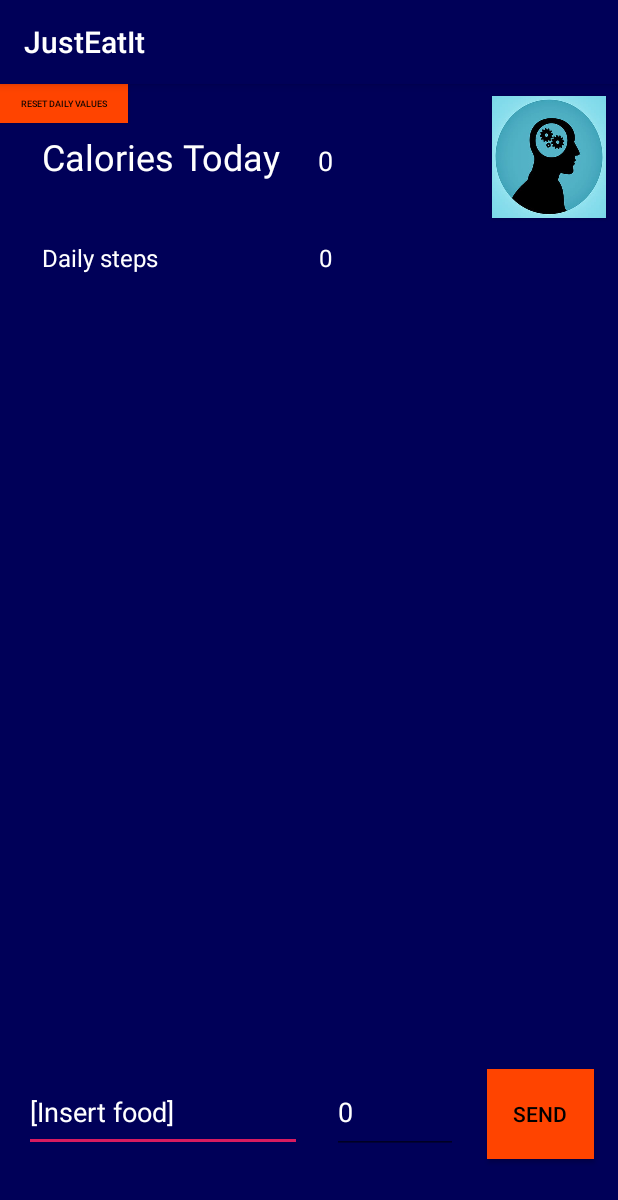
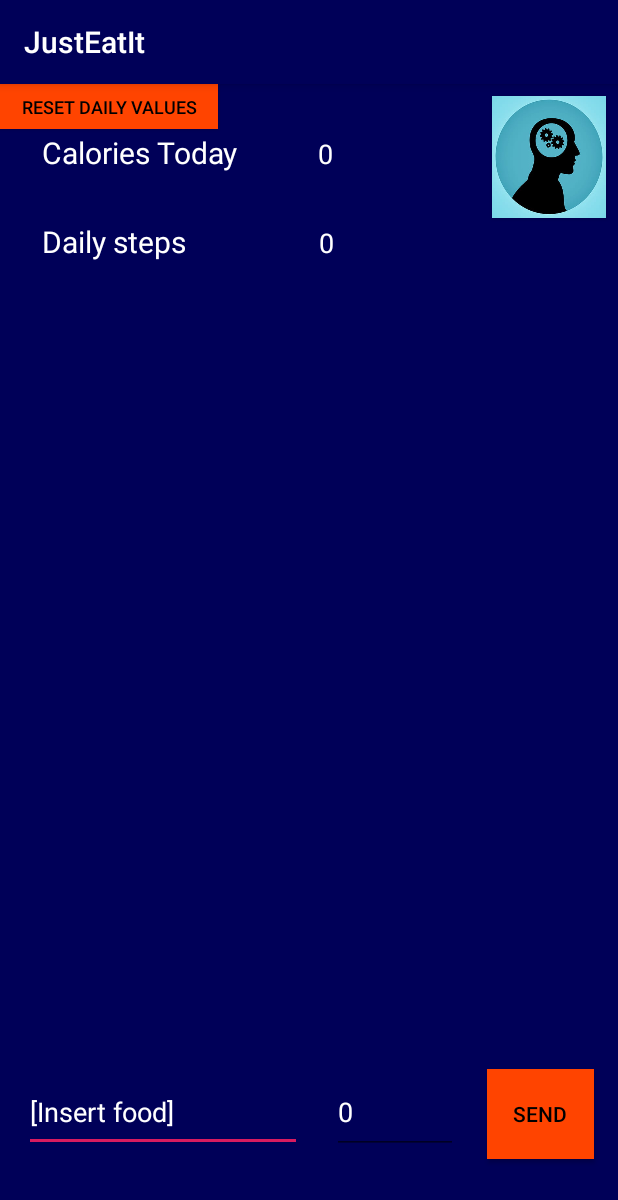
Before and after one commit to Diakko/JustEatIt, an Android app: the screen it shows after launch (MainActivity), on a phone screen of 412 x 824 dp. Shown: the top 1200 px of the screen. Run offline under Robolectric (Android 15) with nearby library versions, the phone set to English and light mode, and no system bars.

Commit message:
Something went haywire in the activities. fixed.

```diff
--- a/app/src/main/res/layout/activity_main.xml
+++ b/app/src/main/res/layout/activity_main.xml
@@ -22,7 +22,7 @@
 
     <TextView
         android:id="@+id/caloriesTodayCount"
-        android:layout_width="97dp"
+        android:layout_width="100dp"
         android:layout_height="28dp"
         android:layout_marginStart="20dp"
         android:layout_marginLeft="20dp"
@@ -58,7 +58,7 @@
         android:layout_marginTop="32dp"
         android:text="@string/caloriesTodayText"
         android:textColor="@color/whiteText"
-        android:textSize="24sp"
+        android:textSize="20sp"
         app:layout_constraintStart_toStartOf="parent"
         app:layout_constraintTop_toTopOf="parent" />
 
@@ -88,44 +88,42 @@
 
     <Button
         android:id="@+id/resetDailyCalories"
-        android:layout_width="85dp"
-        android:layout_height="26dp"
+        android:layout_width="145dp"
+        android:layout_height="30dp"
         android:background="@color/buttonBackground"
         android:onClick="resetDailiesButtonPressed"
         android:text="@string/resetDailyValues"
         android:textColor="@color/textColor"
-        android:textSize="6sp"
+        android:textSize="12sp"
         app:layout_constraintStart_toStartOf="parent"
         app:layout_constraintTop_toTopOf="parent" />
 
     <TextView
         android:id="@+id/steps"
         android:layout_width="164dp"
-        android:layout_height="24dp"
+        android:layout_height="35dp"
         android:layout_marginStart="28dp"
         android:layout_marginLeft="28dp"
+        android:layout_marginTop="24dp"
         android:text="@string/steps"
         android:textColor="@color/whiteText"
-        android:textSize="16sp"
-        app:layout_constraintBottom_toBottomOf="parent"
+        android:textSize="20sp"
         app:layout_constraintEnd_toEndOf="parent"
         app:layout_constraintHorizontal_bias="0.0"
         app:layout_constraintStart_toStartOf="parent"
-        app:layout_constraintTop_toTopOf="parent"
-        app:layout_constraintVertical_bias="0.141" />
+        app:layout_constraintTop_toBottomOf="@+id/calories" />
 
     <TextView
         android:id="@+id/dailystepcounter"
-        android:layout_width="wrap_content"
-        android:layout_height="24dp"
+        android:layout_width="100sp"
+        android:layout_height="28dp"
         android:layout_marginStart="20dp"
         android:layout_marginLeft="20dp"
         android:text="@string/stepCounter"
         android:textColor="#FFFFFF"
-        android:textSize="16sp"
+        android:textSize="18sp"
         app:layout_constraintBaseline_toBaselineOf="@+id/steps"
         app:layout_constraintEnd_toEndOf="parent"
         app:layout_constraintHorizontal_bias="0.005"
         app:layout_constraintStart_toEndOf="@+id/steps" />
-
 </androidx.constraintlayout.widget.ConstraintLayout>
```
Also changed, not shown: app/src/main/res/layout/activity_profile.xml (+9 -9 lines).
